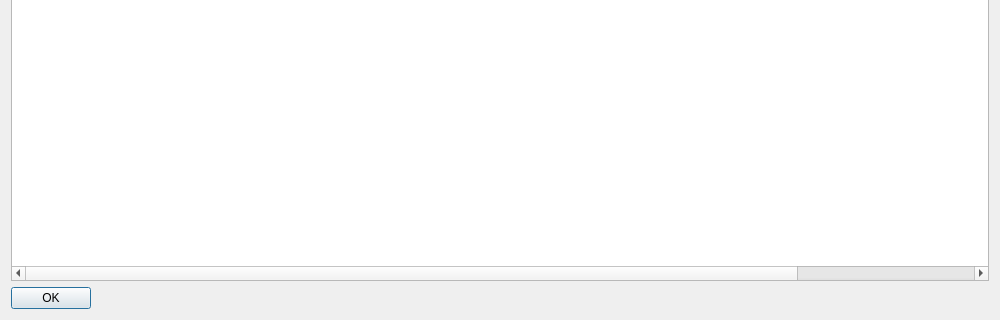
Qt form src/qt/forms/coincontroldialog.ui (navcoin/navcoin-core) before a commit; both pictures show x 0 to 1000 and y 180 to 500 of the 1000 by 500 pixel window.
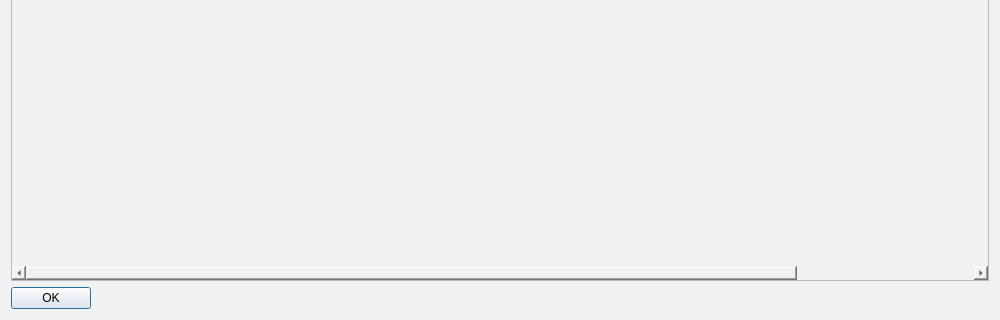
The same form after that commit. Custom widgets are drawn as their Qt base class.

Patch:
```diff
--- a/src/qt/forms/coincontroldialog.ui
+++ b/src/qt/forms/coincontroldialog.ui
@@ -13,6 +13,9 @@
   <property name="windowTitle">
    <string>Coin Selection</string>
   </property>
+  <property name="styleSheet">
+   <string notr="true">background: #f1f1f1;</string>
+  </property>
   <layout class="QVBoxLayout" name="verticalLayout">
    <item>
     <layout class="QHBoxLayout" name="horizontalLayoutTop" stretch="0,0,0,0">
```
